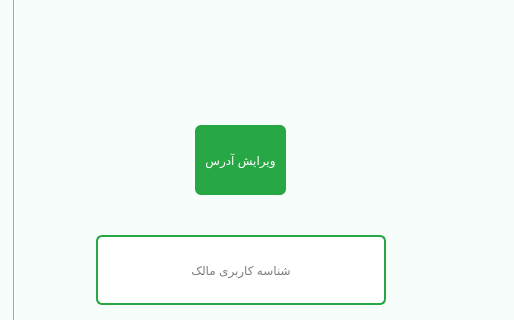
Qt form main.ui (Farazist/raspberrypi-app) before a commit; both pictures show x 486 to 1000 and y 162 to 482 of the 1000 by 600 pixel window.
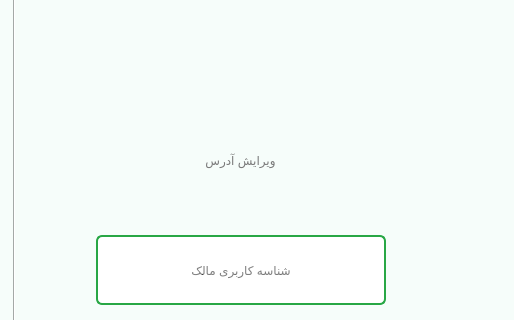
The same form after that commit. The open tabs and pages were chosen to show the change. Icons and pictures are not drawn.

Diff of the .ui file:
```diff
--- a/main.ui
+++ b/main.ui
@@ -4890,15 +4890,9 @@
                 </property>
                 <property name="styleSheet">
                  <string notr="true">QPushButton{
-background-color: #28a745;
-color: rgb(255, 255, 255);
-font: 24pt &quot;IRANSans&quot;;
-padding-left: 10px; 
-padding-right:10px;
-padding-top:3px;
-padding-bottom:3px;
+color: rgb(121, 121, 121);
+font: 18pt &quot;IRANSans&quot;;
 border: none; 
-border-radius: 6px;
 outline-style: none;
 }
 QPushButton:pressed {
```
Left out of the diff: 4 changed lines with no effect on the pictures.
